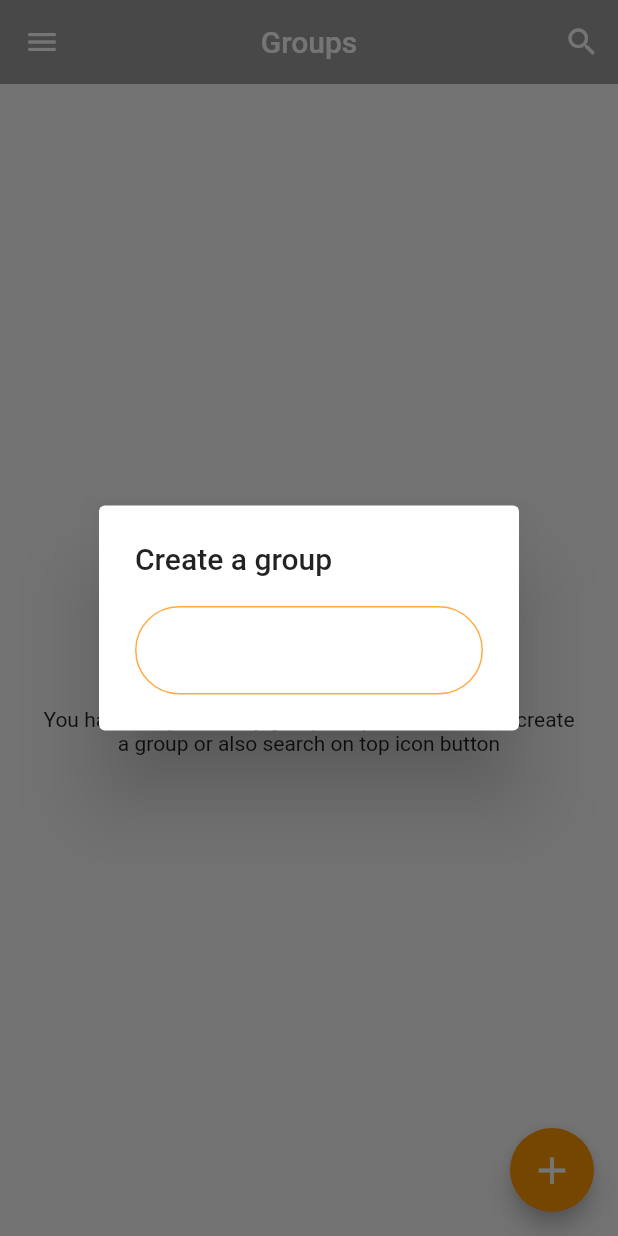
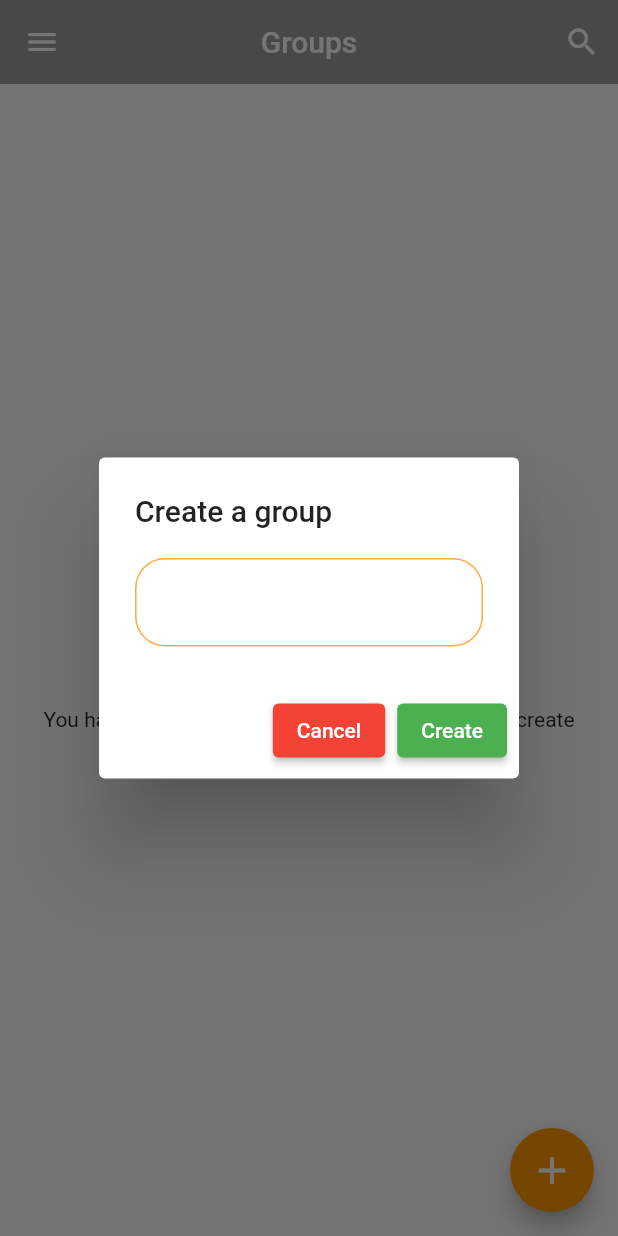
Before and after one commit to SudheerReddy9/chatting, a Flutter app: the HomePage screen opened directly, after a tap on the "add circle" icon, on a phone screen of 412 x 824 dp. Run offline on Flutter 3.47's test engine with Material 2 defaults, Android fonts, the phone set to English and light mode, and no system bars; our stand-ins replace cloud_firestore, firebase_auth, firebase_core, flutter_spinkit, shared_preferences; accounts and stored records are empty.

Commit message:
Some changes

```diff
--- a/lib/pages/home_page.dart
+++ b/lib/pages/home_page.dart
@@ -21,6 +21,7 @@ class _HomePageState extends State<HomePage> {
   String email = '';
   AuthService authService = AuthService();
   Stream? groups;
+  String groupName ='';
   bool _isloading = false;
 
   @override
@@ -156,14 +157,56 @@ class _HomePageState extends State<HomePage> {
               textAlign: TextAlign.left,
             ),
             content: _isloading == true ? const CircularProgressIndicator() :  TextField(
+              onChanged: (value){
+                setState(() {
+                  groupName = value;
+                });
+              },
+              style: const TextStyle(color: Colors.black),
               decoration: InputDecoration(
                 enabledBorder: OutlineInputBorder(
-                  borderSide: const BorderSide(color: Colors.orangeAccent,
+                  borderSide: const BorderSide (color: Colors.orangeAccent,
                   ),
-                  borderRadius: BorderRadius.circular(30)
-                )
+                  borderRadius: BorderRadius.circular(20)
+                ),
+                  focusedBorder: OutlineInputBorder(
+                      borderSide: const BorderSide(color: Colors.lightGreen,
+                      ),
+                      borderRadius: BorderRadius.circular(20)
+                  ),
+                errorBorder: OutlineInputBorder(
+                    borderSide: const BorderSide(color: Colors.redAccent,
+                    ),
+                    borderRadius: BorderRadius.circular(20)
+                ),
               ),
             ),
+            actions: [
+              ElevatedButton(onPressed: (){
+                Navigator.pop(context);
+              },
+                style: ElevatedButton.styleFrom(
+                  backgroundColor: Colors.red
+                ),
+                child: const Text("Cancel"),
+
+              ),
+              ElevatedButton(onPressed: (){
+                if(groupName != ""){
+                  setState(() {
+                    _isloading = true;
+                  });
+                  DatabaseService(uid: FirebaseAuth.instance.currentUser!.uid).CreatGroup(userName, FirebaseAuth.instance.currentUser!.uid, groupName).whenComplete(() {
+                    _isloading = false;
+                  });
+                  Navigator.of(context).pop();
+                  showSnackBar(context, Colors.green , "Group created successfully");
+                }
+              },
+                  style: ElevatedButton.styleFrom(
+                      backgroundColor: Colors.green),
+                  child: const Text("Create"))
+            ],
           );
         });
   }
```
Also changed, not shown: lib/service/database_service.dart (+22 -0 lines).
